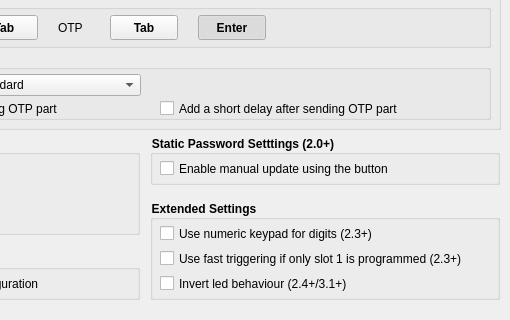
Above: src/ui/settingpage.ui from Yubico/yubikey-personalization-gui before the change; both pictures show x 220 to 730 and y 140 to 460 of the 730 by 650 pixel window. Below: the same form after it.
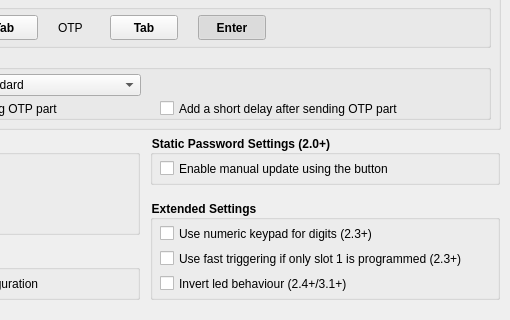
That is the form after the change. Icons and pictures are not drawn. Custom widgets are drawn as their Qt base class.

The edit to the form file:
```diff
--- a/src/ui/settingpage.ui
+++ b/src/ui/settingpage.ui
@@ -970,7 +970,7 @@
 </string>
     </property>
     <property name="title">
-     <string>Static Password Setttings (2.0+)</string>
+     <string>Static Password Settings (2.0+)</string>
     </property>
     <widget class="QCheckBox" name="manUpdateCheck">
      <property name="geometry">
```
